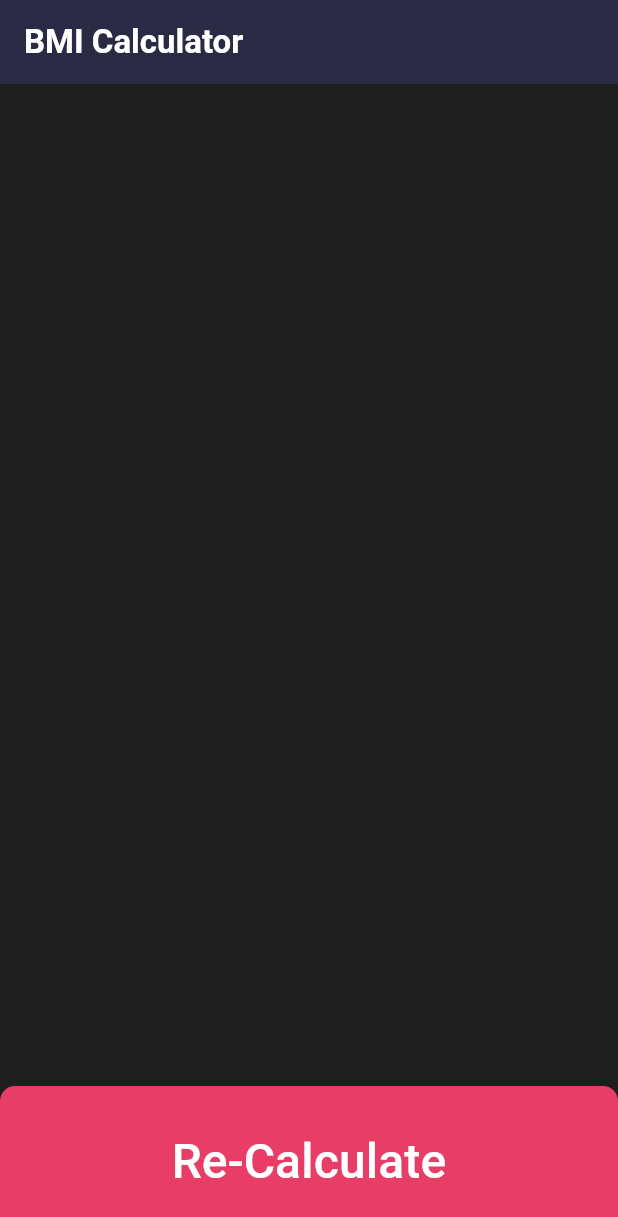
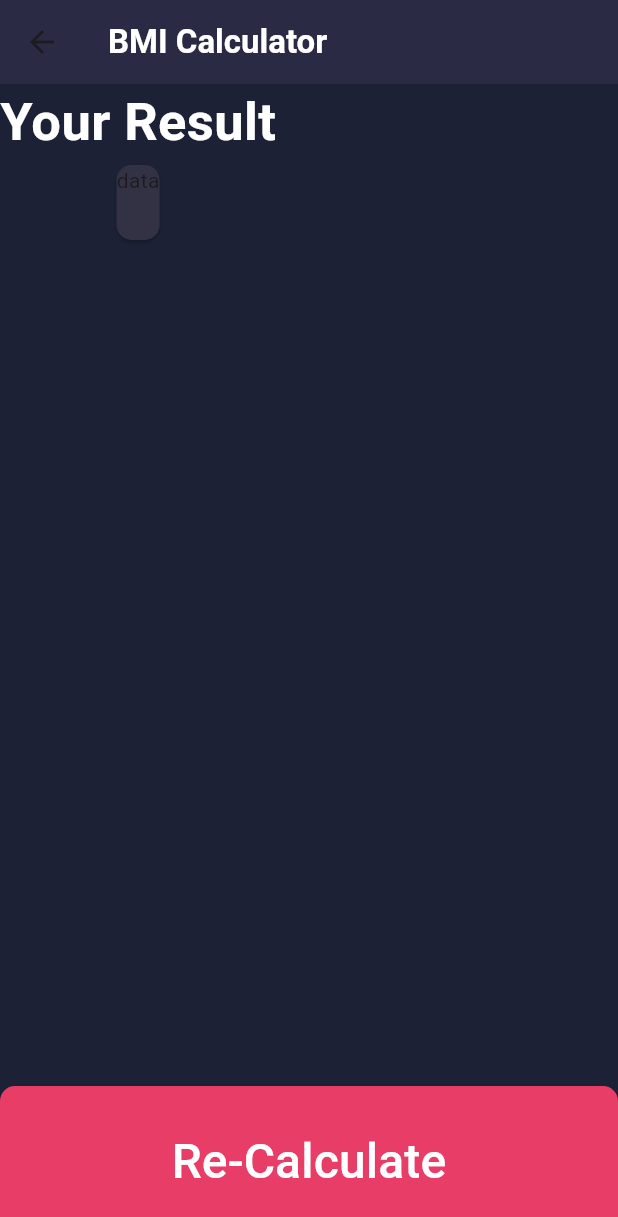
Before and after one commit to FatemehBagheripour/BMI-flutterProject, a Flutter app: the screen it shows after launch, after a tap on "Calculate", on a phone screen of 412 x 824 dp. Shown: the top 1217 px of the screen. Run offline on Flutter 3.47's test engine with Material 3 defaults, Android fonts, the phone set to English and light mode, and no system bars.

Commit message:
made the strucure of result page

```diff
--- a/lib/result_page.dart
+++ b/lib/result_page.dart
@@ -5,10 +5,14 @@ class ResultPage extends StatelessWidget {
   final bmiValue;
   const ResultPage({super.key, required this.bmiValue});
 
+
+
   @override
   Widget build(BuildContext context) {
-    return MaterialApp(
-      home: Scaffold(
+    String situationMassage;
+    String descriptionMassage;
+
+    return Scaffold(
         appBar: AppBar(
           title: Text('BMI Calculator'),
           titleTextStyle: TextStyle(
@@ -19,11 +23,34 @@ class ResultPage extends StatelessWidget {
           backgroundColor: Color(0xFF24263B),
           elevation: 4,
         ),
-        backgroundColor: Color(0xFF1E1E1E),
+        backgroundColor: Color(0xFF1C2135),
+        body: Column(
+          children: [
+            Text('Your Result',
+              style: TextStyle(
+              color: Colors.white,
+              fontSize: 35,
+              fontWeight: FontWeight.w600,
+            ),
+            ),
+            Card(
+              color: Color(0xFF333244),
+              shape: RoundedRectangleBorder(borderRadius: BorderRadius.circular(10)),
+              child: Column(
+                children: [
+                  Text('data'),
+                  SizedBox(height: 30,),
+
+                ],
+              ),
+            )
+          ],
+        ),
+
 
         bottomNavigationBar: ElevatedButton(
           onPressed: () {
-
+            Navigator.pop(context);
           },
           style: ButtonStyle(
             backgroundColor: WidgetStateProperty.all(Color(0xffE83D67)),
@@ -43,7 +70,7 @@ class ResultPage extends StatelessWidget {
             style: TextStyle(fontSize: 32, color: Colors.white),
           ),
         ),
-      ),
-    );
+      );
+
   }
 }
```
